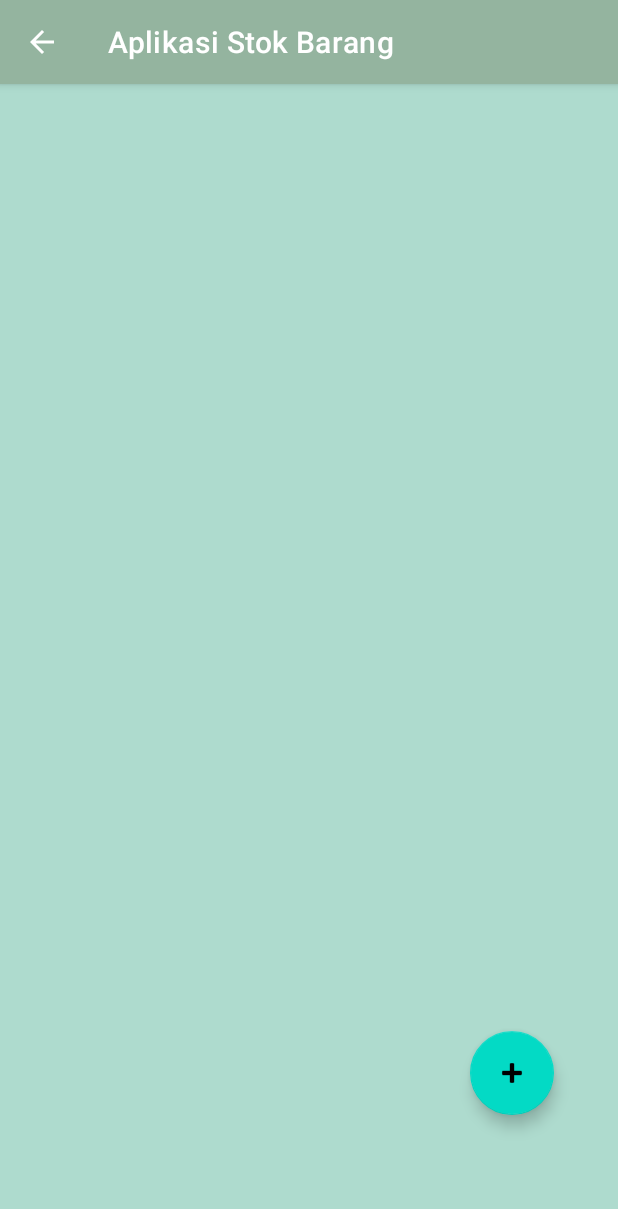
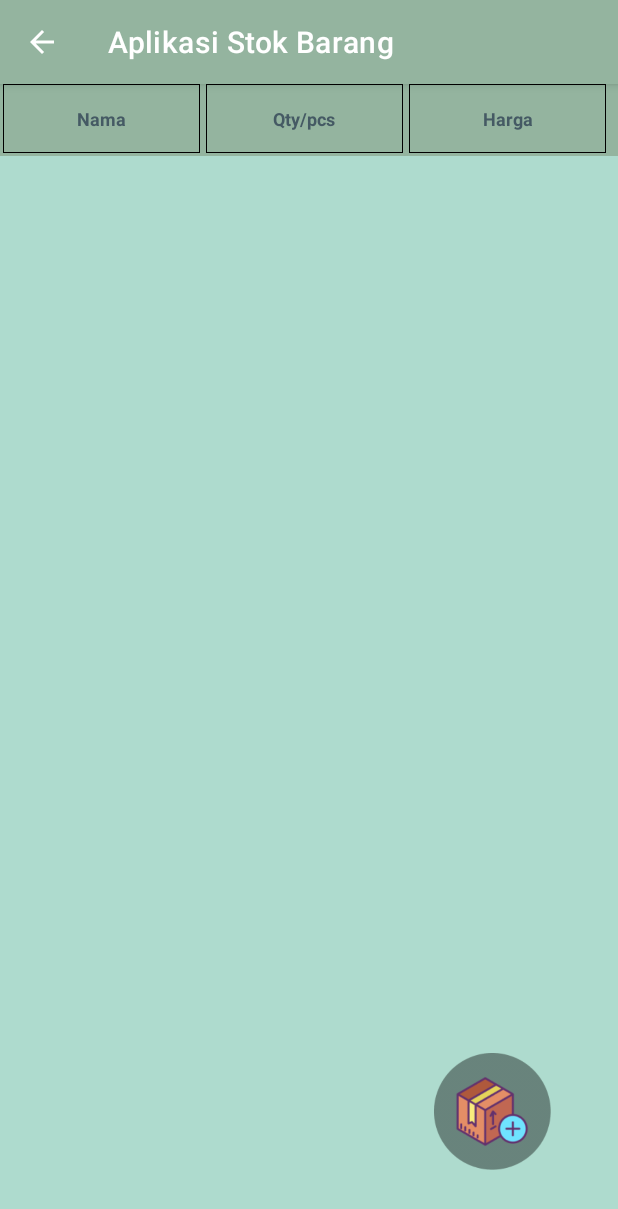
Before and after one commit to NoobCoderAk/TugasAkhir_PAM_20200140018, an Android app: the ViewDaftarBarang screen opened directly, with no data from a screen before it, on a phone screen of 412 x 824 dp. Shown: the top 1209 px of the screen. Run offline under Robolectric (Android 15) with nearby library versions, the phone set to English and light mode, and no system bars.

Commit message:
update style pada layout 2.0

```diff
--- a/app/build.gradle
+++ b/app/build.gradle
@@ -36,4 +36,5 @@ dependencies {
     testImplementation 'junit:junit:4.13.2'
     androidTestImplementation 'androidx.test.ext:junit:1.1.3'
     androidTestImplementation 'androidx.test.espresso:espresso-core:3.4.0'
+
 }
--- a/app/src/main/java/com/project/aplikasistokbarang/TambahData.java
+++ b/app/src/main/java/com/project/aplikasistokbarang/TambahData.java
@@ -7,6 +7,7 @@ import android.os.Bundle;
 import android.widget.Button;
 import android.content.Intent;
 import android.view.View;
+import android.widget.ImageView;
 import android.widget.Toast;
 
 import com.google.android.material.textfield.TextInputEditText;
@@ -30,6 +31,7 @@ public class TambahData extends AppCompatActivity {
         tStokBarang=(TextInputEditText) findViewById(R.id.tietStok);
         tHargaBarang=(TextInputEditText) findViewById(R.id.tietHarga);
         simpanBtn=(Button) findViewById(R.id.buttonSave);
+
 
 
         simpanBtn.setOnClickListener(new View.OnClickListener() {
--- a/app/src/main/java/com/project/aplikasistokbarang/ViewDaftarBarang.java
+++ b/app/src/main/java/com/project/aplikasistokbarang/ViewDaftarBarang.java
@@ -7,6 +7,7 @@ import androidx.recyclerview.widget.RecyclerView;
 import android.content.Intent;
 import android.os.Bundle;
 import android.view.View;
+import android.widget.ImageView;
 
 import com.google.android.material.floatingactionbutton.FloatingActionButton;
 import com.project.aplikasistokbarang.adapter.BarangAdapter;
@@ -23,7 +24,7 @@ public class ViewDaftarBarang extends AppCompatActivity {
     private ArrayList<Barang> barangArrayList;
     DBController controller = new DBController(this);
     String id, nmaBarang, stkBarang, hrgaBarang;
-    private FloatingActionButton fab;
+    private ImageView btnAdd;
 
     @Override
     protected void onCreate(Bundle savedInstanceState) {
@@ -31,14 +32,14 @@ public class ViewDaftarBarang extends AppCompatActivity {
         setContentView(R.layout.activity_view_daftar_barang);
 
         recyclerView = findViewById(R.id.recyclerView);
-        fab = findViewById(R.id.floatingBtn);
+        btnAdd = findViewById(R.id.iv_addBarang);
         BacaData();
         adapter = new BarangAdapter(barangArrayList);
         RecyclerView.LayoutManager layoutManager = new LinearLayoutManager(ViewDaftarBarang.this);
         recyclerView.setLayoutManager(layoutManager);
         recyclerView.setAdapter(adapter);
 
-        fab.setOnClickListener(new View.OnClickListener() {
+        btnAdd.setOnClickListener(new View.OnClickListener() {
             @Override
             public void onClick(View view) {
                 Intent intent = new Intent(ViewDaftarBarang.this, TambahData.class);
--- a/app/src/main/java/com/project/aplikasistokbarang/adapter/BarangAdapter.java
+++ b/app/src/main/java/com/project/aplikasistokbarang/adapter/BarangAdapter.java
@@ -48,8 +48,6 @@ public class BarangAdapter extends RecyclerView.Adapter<BarangAdapter.BarangView
         hargaBarang = listData.get(position).getHargaBarang();
         DBController db = new DBController(control);
 
-        holder.namaBarangTxt.setTextColor(Color.BLUE);
-        holder.namaBarangTxt.setTextSize(20);
         holder.namaBarangTxt.setText(namaBarang);
         holder.stokBarangTxt.setText(stokBarang );
         holder.hargaBarangTxt.setText(hargaBarang);
--- /dev/null
+++ b/app/src/main/res/drawable/bordertb.xml
@@ -0,0 +1,5 @@
+<?xml version="1.0" encoding="utf-8"?>
+
+<shape xmlns:android="http://schemas.android.com/apk/res/android">
+    <stroke android:color="@color/black" android:width="1px"/>
+</shape>
--- a/app/src/main/res/drawable/edit_background.xml
+++ b/app/src/main/res/drawable/edit_background.xml
@@ -1,5 +1,6 @@
 <?xml version="1.0" encoding="utf-8"?>
-<shape xmlns:android="http://schemas.android.com/apk/res/android" >
+<shape xmlns:android="http://schemas.android.com/apk/res/android">
     <stroke android:color="@color/scnd_color" android:width="2dp"/>
     <corners android:radius="15dp" />
+    <solid android:color="@color/cardview_light_background"/>
 </shape>
--- /dev/null
+++ b/app/src/main/res/drawable/rounded_button.xml
@@ -0,0 +1,5 @@
+<?xml version="1.0" encoding="utf-8"?>
+<shape xmlns:android="http://schemas.android.com/apk/res/android"
+    android:shape="rectangle" android:padding="10dp">
+    <corners android:radius="50dp"/>
+</shape>
--- a/app/src/main/res/layout/activity_main.xml
+++ b/app/src/main/res/layout/activity_main.xml
@@ -55,7 +55,7 @@
         android:layout_height="wrap_content"
         android:layout_marginLeft="16dp"
         android:layout_marginRight="16dp"
-        android:background="#006977"
+        android:background="@drawable/rounded_button"
         android:paddingLeft="30dp"
         android:paddingRight="30dp"
         android:text="@string/button_login"
--- a/app/src/main/res/layout/activity_tambah_data.xml
+++ b/app/src/main/res/layout/activity_tambah_data.xml
@@ -39,7 +39,7 @@
             android:layout_marginRight="8dp"
             android:layout_width="match_parent"
             android:layout_height="wrap_content"
-            android:background="@color/cardview_light_background"
+            android:background="@drawable/edit_background"
             android:hint="@string/namaBarang_label" />
     </com.google.android.material.textfield.TextInputLayout>
 
@@ -57,7 +57,7 @@
             android:layout_marginRight="8dp"
             android:layout_width="match_parent"
             android:layout_height="wrap_content"
-            android:background="@color/cardview_light_background"
+            android:background="@drawable/edit_background"
             android:hint="@string/StokBarang_label" />
     </com.google.android.material.textfield.TextInputLayout>
 
@@ -75,7 +75,7 @@
             android:layout_marginRight="8dp"
             android:layout_width="match_parent"
             android:layout_height="wrap_content"
-            android:background="@color/cardview_light_background"
+            android:background="@drawable/edit_background"
             android:hint="@string/HargaBarang_label" />
     </com.google.android.material.textfield.TextInputLayout>
 
--- a/app/src/main/res/layout/activity_view_daftar_barang.xml
+++ b/app/src/main/res/layout/activity_view_daftar_barang.xml
@@ -8,27 +8,76 @@
     tools:context=".ViewDaftarBarang"
     >
 
-    <com.google.android.material.floatingactionbutton.FloatingActionButton
-        android:id="@+id/floatingBtn"
-        android:layout_width="wrap_content"
-        android:layout_height="wrap_content"
-        android:clickable="true"
-        app:layout_constraintBottom_toBottomOf="parent"
+
+    <LinearLayout
+        android:layout_width="match_parent"
+        android:layout_height="48dp"
+        android:orientation="horizontal"
+        android:background="@color/scnd_color"
         app:layout_constraintEnd_toEndOf="parent"
-        app:layout_constraintHorizontal_bias="0.881"
         app:layout_constraintStart_toStartOf="parent"
-        app:layout_constraintTop_toTopOf="parent"
-        app:layout_constraintVertical_bias="0.887"
-        app:srcCompat="@android:drawable/ic_input_add"
-        tools:ignore="SpeakableTextPresentCheck,ImageContrastCheck"
-        android:focusable="true" />
+        app:layout_constraintTop_toTopOf="parent">
+
+        <TextView
+            android:id="@+id/HdNama"
+            android:layout_width="131dp"
+            android:layout_height="46dp"
+            android:layout_marginLeft="2dp"
+            android:background="@drawable/bordertb"
+            android:padding="4dp"
+            android:text="@string/nama_hd"
+            android:gravity="center"
+            android:textColor="#455A64"
+            android:textSize="12dp"
+            android:textStyle="bold" />
+
+        <TextView
+            android:id="@+id/HdStok"
+            android:layout_width="131dp"
+            android:layout_height="46dp"
+            android:layout_marginLeft="4dp"
+            android:background="@drawable/bordertb"
+            android:padding="4dp"
+            android:text="@string/qty_pcs"
+            android:gravity="center"
+            android:textStyle="bold"
+            android:textSize="12dp"
+            android:textColor="#455A64" />
+
+        <TextView
+            android:id="@+id/HdHarga"
+            android:layout_width="131dp"
+            android:layout_height="46dp"
+            android:layout_marginLeft="4dp"
+            android:background="@drawable/bordertb"
+            android:padding="4dp"
+            android:text="@string/harga"
+            android:textStyle="bold"
+            android:textSize="12dp"
+            android:gravity="center"
+            android:textColor="#455A64" />
+
+    </LinearLayout>
 
     <androidx.recyclerview.widget.RecyclerView
         android:id="@+id/recyclerView"
         android:layout_width="match_parent"
         android:layout_height="match_parent"
-        tools:layout_editor_absoluteX="66dp"
-        tools:layout_editor_absoluteY="180dp" >
+        android:layout_marginTop="50dp"
+        tools:layout_editor_absoluteX="0dp"
+        tools:layout_editor_absoluteY="132dp">
 
     </androidx.recyclerview.widget.RecyclerView>
+
+    <ImageView
+        android:id="@+id/iv_addBarang"
+        android:layout_width="78dp"
+        android:layout_height="82dp"
+        app:layout_constraintBottom_toBottomOf="parent"
+        app:layout_constraintEnd_toEndOf="parent"
+        app:layout_constraintHorizontal_bias="0.867"
+        app:layout_constraintStart_toStartOf="parent"
+        app:layout_constraintTop_toTopOf="parent"
+        app:layout_constraintVertical_bias="0.939"
+        app:srcCompat="@drawable/ic_add" />
 </androidx.constraintlayout.widget.ConstraintLayout>
--- a/app/src/main/res/values/strings.xml
+++ b/app/src/main/res/values/strings.xml
@@ -23,5 +23,8 @@
     <string name="teditbarang">Edit Barang</string>
     <string name="isi_data_barang">Isi Data Barang</string>
     <string name="data_behasil_disimpan">Data behasil disimpan</string>
+    <string name="harga">Harga</string>
+    <string name="qty_pcs">Qty/pcs</string>
+    <string name="nama_hd">Nama</string>
 
 </resources>
```
Also changed, not shown: app/src/main/res/layout/activity_edit_barang.xml (+7 -5 lines), app/src/main/res/layout/row_data_barang.xml (+29 -15 lines), app/src/main/res/drawable/ic_add.png (added).
